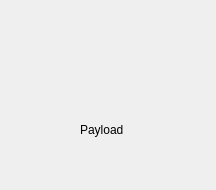
Qt form forms/ui_tleditfeature.ui (nzfarmer1/telemetrylayer) before a commit.
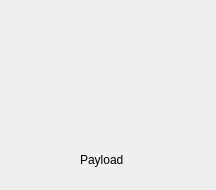
The same form after that commit.

Patch:
```diff
--- a/forms/ui_tleditfeature.ui
+++ b/forms/ui_tleditfeature.ui
@@ -48,7 +48,7 @@
      <property name="geometry">
       <rect>
        <x>80</x>
-       <y>80</y>
+       <y>110</y>
        <width>101</width>
        <height>61</height>
       </rect>
@@ -60,6 +60,34 @@
       <string>Payload</string>
      </property>
     </widget>
+    <widget class="QLabel" name="symbol">
+     <property name="geometry">
+      <rect>
+       <x>30</x>
+       <y>10</y>
+       <width>128</width>
+       <height>128</height>
+      </rect>
+     </property>
+     <property name="minimumSize">
+      <size>
+       <width>128</width>
+       <height>128</height>
+      </size>
+     </property>
+     <property name="maximumSize">
+      <size>
+       <width>128</width>
+       <height>128</height>
+      </size>
+     </property>
+     <property name="toolTip">
+      <string>&lt;html&gt;&lt;head/&gt;&lt;body&gt;&lt;p&gt;Hide from layer - payload values will only be visible via Features under the Broker (double click on a broker within the legend)&lt;/p&gt;&lt;/body&gt;&lt;/html&gt;</string>
+     </property>
+     <property name="text">
+      <string/>
+     </property>
+    </widget>
    </widget>
   </widget>
  </widget>
```
